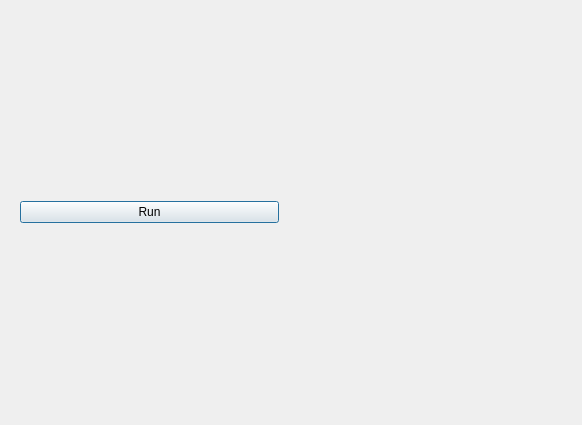
Qt form qtinvestigatemyclickwinnersmaindialog.ui (richelbilderbeek/InvestigateMyClickWinners) before a commit.
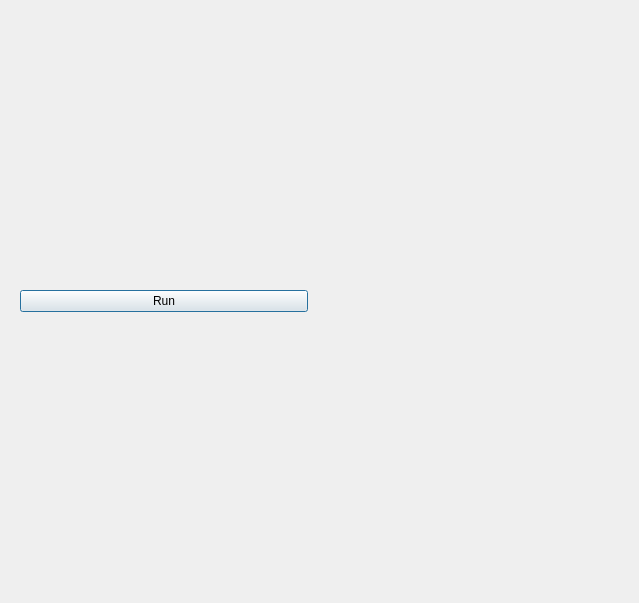
The same form after that commit. Custom widgets are drawn as their Qt base class.

Commit message: Visualize company

Patch:
```diff
--- a/qtinvestigatemyclickwinnersmaindialog.ui
+++ b/qtinvestigatemyclickwinnersmaindialog.ui
@@ -6,8 +6,8 @@
    <rect>
     <x>0</x>
     <y>0</y>
-    <width>582</width>
-    <height>425</height>
+    <width>639</width>
+    <height>603</height>
    </rect>
   </property>
   <property name="windowTitle">
@@ -28,7 +28,16 @@
     </widget>
    </item>
    <item>
-    <widget class="QwtPlot" name="plot" native="true"/>
+    <widget class="QWidget" name="widget_plots" native="true">
+     <layout class="QVBoxLayout" name="verticalLayout_2">
+      <item>
+       <widget class="QwtPlot" name="plot_focal_person" native="true"/>
+      </item>
+      <item>
+       <widget class="QwtPlot" name="plot_company" native="true"/>
+      </item>
+     </layout>
+    </widget>
    </item>
   </layout>
  </widget>
```
The commit also changes 2 other files.
